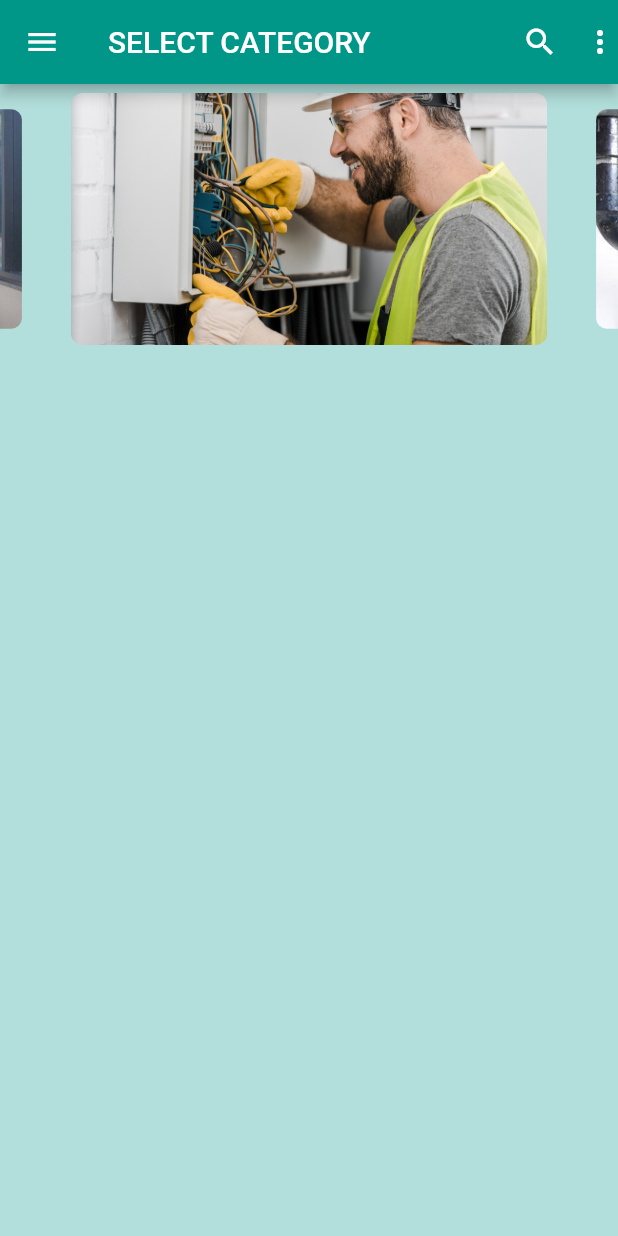
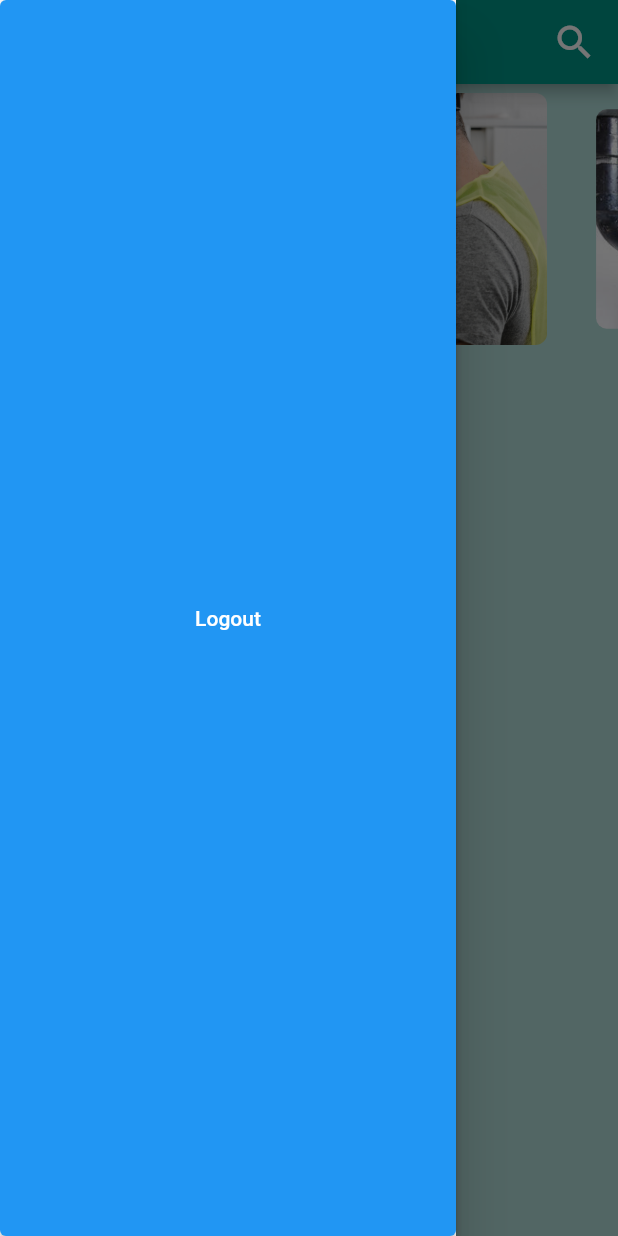
Before and after one commit to khalidpathan391/collage_project, a Flutter app: the Category screen opened directly, with the side drawer open (before the commit the screen has no drawer), on a phone screen of 412 x 824 dp. Run offline on Flutter 3.47's test engine with Material 2 defaults, Android fonts, the phone set to English and light mode, and no system bars; drawn by our look-alikes of carousel_slider; our stand-ins replace animated_text_kit, firebase_auth, firebase_core, fluttertoast, shared_preferences; missing offline and left inert: pin_entry_text_field; accounts and stored records are empty; network calls fail.

Commit message:
commit 22 apr

```diff
--- a/lib/Logo.dart
+++ b/lib/Logo.dart
@@ -1,6 +1,9 @@
+import 'dart:async';
+
 import 'package:collage_project/Second.dart';
 import 'package:flutter/material.dart';
 import 'package:animated_text_kit/animated_text_kit.dart';
+import 'package:flutter/services.dart';
 import 'package:shared_preferences/shared_preferences.dart';
 
 import 'Otp.dart';
--- a/lib/Second.dart
+++ b/lib/Second.dart
@@ -1,11 +1,16 @@
+import 'dart:async';
 import 'dart:convert';
 import 'dart:developer';
 import 'dart:io';
 import 'package:carousel_slider/carousel_slider.dart';
+import 'package:collage_project/Otp.dart';
 import 'package:collage_project/plumber.dart';
+import 'package:collage_project/work.dart';
 import 'package:flutter/cupertino.dart';
+import 'package:flutter/services.dart';
 import 'package:http/http.dart' as http;
 import 'package:flutter/material.dart';
+import 'package:shared_preferences/shared_preferences.dart';
 
 import 'catgory.dart';
 
@@ -17,6 +22,7 @@ class Category extends StatefulWidget {
 }
 
 class _CategoryState extends State<Category> {
+  bool isSearched = false;
   List? data;
 
   _CategoryState() {
@@ -58,18 +64,42 @@ class _CategoryState extends State<Category> {
 
   @override
   Widget build(BuildContext context) {
-    //double width = MediaQuery.of(context).size.width - 40;
+    double width = MediaQuery.of(context).size.width - 40;
+
     return Scaffold(
+      drawer: Drawer(
+        child: ElevatedButton(
+            onPressed: () async {
+              log("Logout");
+              SharedPreferences preferences =
+                  await SharedPreferences.getInstance();
+              preferences.clear();
+              Navigator.push(
+                  context, MaterialPageRoute(builder: (context) => Otp()));
+            },
+            child: const Text('Logout')),
+      ),
       backgroundColor: Colors.teal.shade100,
       appBar: AppBar(
-        leading: Icon(Icons.menu),
+        //  leading: Icon(Icons.menu),
+
         title: Text('SELECT CATEGORY'),
         actions: [
-          Padding(
-            padding: EdgeInsets.symmetric(horizontal: 16),
-            child: Icon(Icons.search),
-          ),
-          Icon(Icons.more_vert),
+          isSearched
+              ? Container(width: width * .7, child: TextField())
+              : SizedBox(),
+          IconButton(
+            padding: EdgeInsets.only(right: 20, left: 20),
+            icon: Icon(
+              Icons.search,
+              size: 30,
+            ),
+            onPressed: () {
+              setState(() {
+                isSearched = !isSearched;
+              });
+            },
+          )
         ],
         backgroundColor: Colors.teal,
       ),
@@ -137,12 +167,14 @@ class _CategoryState extends State<Category> {
               children: p.map((value) {
                 return GestureDetector(
                   onTap: () {
-                    Navigator.push(
-                        context,
-                        MaterialPageRoute(
-                            builder: (context) =>
-                                SubCategory(value.catgory_name)));
-                    log(value.catgory_name);
+                    Navigator.push(context,
+                        MaterialPageRoute(builder: (context) => Work()));
+                    // Navigator.push(
+                    //     context,
+                    //     MaterialPageRoute(
+                    //         builder: (context) =>
+                    //             SubCategory(value.catgory_name)));
+                    // log(value.catgory_name);
                   },
                   child: Container(
                     padding: EdgeInsets.all(2),
@@ -180,41 +212,3 @@ class _CategoryState extends State<Category> {
     );
   }
 }
-// Future<void> showExitDialog(
-//     String msg, String detail, BuildContext context) async {
-//   return showDialog<void>(
-//     context: context,
-//     barrierDismissible: false, // user must tap button!
-//     builder: (BuildContext context) {
-//       return AlertDialog(
-//         title: Text(msg),
-//         content: Text(detail),
-//         actions: <Widget>[
-//           TextButton(
-//             child: const Text('NO'),
-//             onPressed: () {
-//               Navigator.of(context).pop();
-//             },
-//           ),
-//           TextButton(
-//             child: const Text('Yes'),
-//             onPressed: () async {
-//               SharedPreferences preferences =
-//                   await SharedPreferences.getInstance();
-//               preferences.setBool("login", true);
-//               Navigator.of(context).pop();
-//               showSnackBar(
-//                   "Thanks for using our app\nThis app is developed by Vineet Kumar Sharma(8874327867)",
-//                   context);
-//               Timer(const Duration(seconds: 3), () {
-//                 // Navigator.of(context).pop();
-//                 // showSnackBar("after timer",context);
-//                 SystemNavigator.pop();
-//               });
-//             },
-//           ),
-//         ],
-//       );
-//     },
-//   );
-// }
--- a/lib/catgory.dart
+++ b/lib/catgory.dart
@@ -1,4 +1,8 @@
 class BaseCategory {
   String id, catgory_name, pic;
-  BaseCategory(this.id, this.catgory_name, this.pic);
+  BaseCategory(
+    this.id,
+    this.catgory_name,
+    this.pic,
+  );
 }
--- a/lib/main.dart
+++ b/lib/main.dart
@@ -16,6 +16,7 @@ Future<void> main() async {
       debugShowCheckedModeBanner: false,
       home: Logo(),
       // home: SubCategory(),
+      // home: Loginscreen(),
     ),
   );
 }
@@ -24,7 +25,7 @@ Future<void> main() async {
 //     debugShowCheckedModeBanner: false,
 //     // home: Logo(),
 //     home: Otp(),
-//     //home: Loginscreen(),
+    //home: Loginscreen(),
 //     //home: Signup(),
 //     // home: Second(),
 //     // home:Archi(),
--- /dev/null
+++ b/lib/work.dart
@@ -0,0 +1,61 @@
+import 'package:flutter/material.dart';
+
+class Work extends StatefulWidget {
+  const Work({Key? key}) : super(key: key);
+
+  @override
+  State<Work> createState() => _WorkState();
+}
+
+class _WorkState extends State<Work> {
+  @override
+  String title = 'Floating App Bar';
+  List l = ['Cat_id', 'Sub_cat_id', "Work", 'Price'];
+  Widget build(BuildContext context) {
+    return MaterialApp(
+      title: title,
+      home: Scaffold(
+        // No appbar provided to the Scaffold, only a body with a
+        // CustomScrollView.
+        body: CustomScrollView(
+          slivers: [
+            // Add the app bar to the CustomScrollView.
+            SliverAppBar(
+              // Provide a standard title.
+              title: Text(title),
+
+              flexibleSpace: FlexibleSpaceBar(
+                  centerTitle: true,
+                  title: Text("Collapsing Toolbar",
+                      style: TextStyle(
+                        color: Colors.white,
+                        fontSize: 16.0,
+                      )),
+                  background: Image.asset(
+                    "assets/images/pplumber.webp",
+                    fit: BoxFit.cover,
+                  )),
+
+              // Allows the user to reveal the app bar if they begin scrolling
+              // back up the list of items.
+              floating: true,
+              // Display a placeholder widget to visualize the shrinking size.
+
+              // Make the initial height of the SliverAppBar larger than normal.
+              expandedHeight: 200,
+            ),
+            // Next, create a SliverList
+            SliverList(
+              // Use a delegate to build items as they're scrolled on screen.
+              delegate: SliverChildBuilderDelegate(
+                (context, index) => ListTile(title: Text('Item ${l[index]}')),
+                // Builds 1000 ListTiles
+                childCount: l.length,
+              ),
+            ),
+          ],
+        ),
+      ),
+    );
+  }
+}
```
Also changed, not shown: assets/images/pplumber.webp (added).
